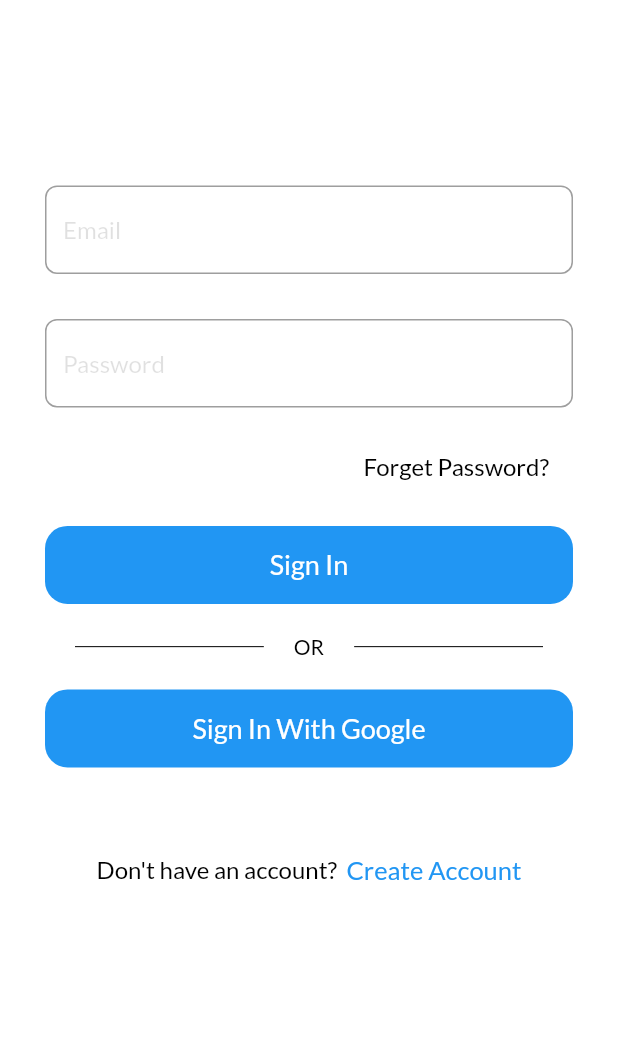
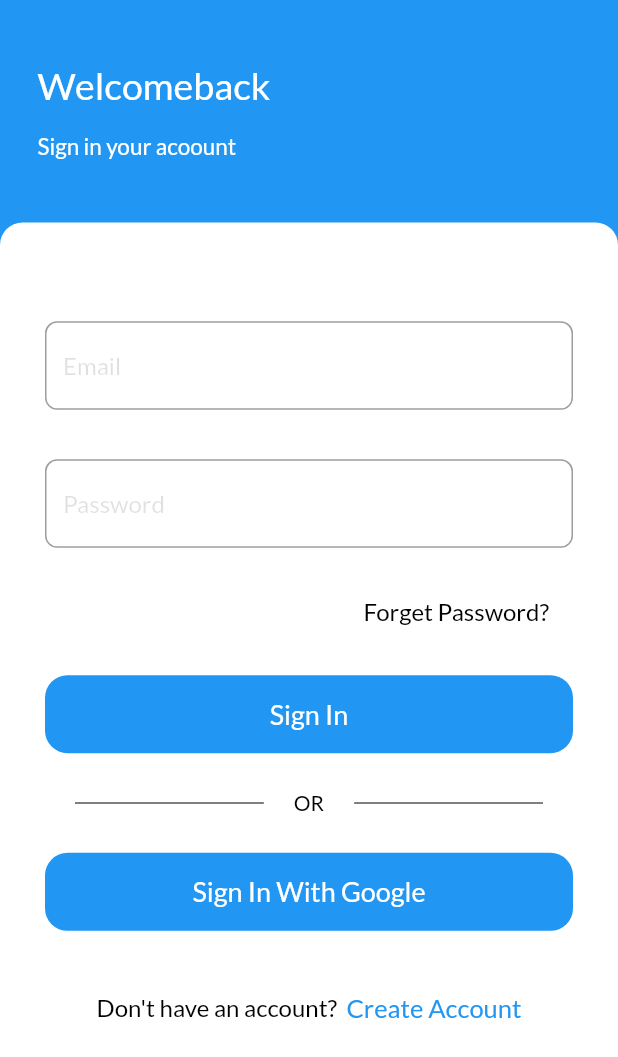
Before and after one commit to AtomicRahul/chat_app, a Flutter app: the screen it shows after launch, after a tap on "Sign in", on a phone screen of 412 x 824 dp. Shown: the top 1057 px of the screen. Run offline on Flutter 3.47's test engine with Material 2 defaults, Android fonts, the phone set to English and light mode, and no system bars; our stand-ins replace cloud_firestore, firebase_auth, firebase_core, google_fonts, page_transition; accounts and stored records are empty.

Commit message:
ui chnagews

```diff
--- a/lib/main.dart
+++ b/lib/main.dart
@@ -17,7 +17,7 @@ class MyApp extends StatelessWidget {
       debugShowCheckedModeBanner: false,
       theme: ThemeData(
         textTheme: GoogleFonts.latoTextTheme(Theme.of(context).textTheme),
-        scaffoldBackgroundColor: Colors.white,
+        scaffoldBackgroundColor: Colors.blue,
         primarySwatch: Colors.blue,
         textSelectionTheme: TextSelectionThemeData(
           cursorColor: Colors.black,
--- a/lib/views/signin.dart
+++ b/lib/views/signin.dart
@@ -30,28 +30,57 @@ class _SignInState extends State<SignIn> {
     } else {
       return SafeArea(
         child: Scaffold(
-          body: SingleChildScrollView(
-            child: Column(
-              mainAxisAlignment: MainAxisAlignment.center,
-              crossAxisAlignment: CrossAxisAlignment.center,
-              children: [
-                Container(
+          resizeToAvoidBottomInset: false,
+          body: Column(
+            mainAxisAlignment: MainAxisAlignment.center,
+            crossAxisAlignment: CrossAxisAlignment.center,
+            children: [
+              Container(
+                child: Padding(
+                  padding: const EdgeInsets.fromLTRB(25, 5, 5, 5),
+                  child: Column(
+                    mainAxisAlignment: MainAxisAlignment.center,
+                    crossAxisAlignment: CrossAxisAlignment.start,
+                    children: [
+                      Text("Welcomeback ",
+                          style: TextStyle(
+                              color: Colors.white,
+                              fontSize: 25,
+                              fontWeight: FontWeight.w400)),
+                      SizedBox(
+                        height: size.height * 0.02,
+                      ),
+                      Text("Sign in your acoount",
+                          style: TextStyle(color: Colors.white, fontSize: 15)),
+                    ],
+                  ),
+                ),
+                alignment: Alignment.centerLeft,
+                height: size.height * 0.18,
+              ),
+              Expanded(
+                child: Container(
+                  decoration: BoxDecoration(
+                      borderRadius: BorderRadius.only(
+                          topLeft: Radius.circular(15),
+                          topRight: Radius.circular(15)),
+                      color: Colors.white),
                   child: Container(
                     padding: EdgeInsets.symmetric(horizontal: 30),
                     child: Column(
                       children: [
-                        SizedBox(height: size.height * 0.15),
+                        SizedBox(height: size.height * 0.08),
                         TextField(
                             controller: _email,
                             style: simpleTextFieldStyle(),
                             decoration: textFieldInputDecoration("Email")),
-                        SizedBox(height: 30),
+                        SizedBox(height: size.height * 0.04),
                         TextField(
                             controller: _password,
                             style: simpleTextFieldStyle(),
                             decoration: textFieldInputDecoration("Password")),
                         SizedBox(
-                          height: 30,
+                          height: size.height * 0.04,
                         ),
                         Container(
                           alignment: Alignment.centerRight,
@@ -64,7 +93,7 @@ class _SignInState extends State<SignIn> {
                           ),
                         ),
                         SizedBox(
-                          height: 30,
+                          height: size.height * 0.04,
                         ),
                         GestureDetector(
                           onTap: () {
@@ -113,7 +142,7 @@ class _SignInState extends State<SignIn> {
                           ),
                         ),
                         SizedBox(
-                          height: 20,
+                          height: size.height * 0.03,
                         ),
                         Row(
                           children: [
@@ -140,7 +169,7 @@ class _SignInState extends State<SignIn> {
                           ],
                         ),
                         SizedBox(
-                          height: 20,
+                          height: size.height * 0.03,
                         ),
                         Container(
                             alignment: Alignment.center,
@@ -154,10 +183,7 @@ class _SignInState extends State<SignIn> {
                               style:
                                   TextStyle(fontSize: 18, color: Colors.white),
                             )),
-                        SizedBox(
-                          height: 18,
-                        ),
-                        SizedBox(height: 40),
+                        SizedBox(height: size.height * 0.05),
                         Row(
                           mainAxisAlignment: MainAxisAlignment.center,
                           children: [
@@ -187,8 +213,8 @@ class _SignInState extends State<SignIn> {
                     ),
                   ),
                 ),
-              ],
-            ),
+              ),
+            ],
           ),
         ),
       );
--- a/lib/views/signup.dart
+++ b/lib/views/signup.dart
@@ -35,19 +35,47 @@ class _SignUpState extends State<SignUp> {
     } else {
       return SafeArea(
           child: Scaffold(
-              body: Column(
+              resizeToAvoidBottomInset: false,
+              body:
+                  Column(mainAxisAlignment: MainAxisAlignment.start, children: [
+                Container(
+                  child: Padding(
+                    padding: const EdgeInsets.fromLTRB(25, 5, 5, 5),
+                    child: Column(
                       mainAxisAlignment: MainAxisAlignment.center,
-                  crossAxisAlignment: CrossAxisAlignment.center,
+                      crossAxisAlignment: CrossAxisAlignment.start,
                       children: [
-            Container(
-              height: size.height * 0.10,
+                        Text("Welcome to ChatBee",
+                            style: TextStyle(
+                                color: Colors.white,
+                                fontSize: 25,
+                                fontWeight: FontWeight.w400)),
+                        SizedBox(
+                          height: size.height * 0.02,
                         ),
-            Container(
+                        Text("Create new acoount",
+                            style:
+                                TextStyle(color: Colors.white, fontSize: 15)),
+                      ],
+                    ),
+                  ),
+                  alignment: Alignment.centerLeft,
+                  height: size.height * 0.18,
+                ),
+                Expanded(
                   child: Container(
-                height: size.height * 0.70,
+                    decoration: BoxDecoration(
+                        color: Colors.white,
+                        borderRadius: BorderRadius.only(
+                            topLeft: Radius.circular(15),
+                            topRight: Radius.circular(15))),
+                    child: Container(
                       padding: EdgeInsets.symmetric(horizontal: 30),
                       child: Column(
                         children: [
+                          SizedBox(
+                            height: size.height * 0.06,
+                          ),
                           TextField(
                               controller: _name,
                               style: simpleTextFieldStyle(),
@@ -78,7 +106,8 @@ class _SignUpState extends State<SignUp> {
                                           builder: (context) => HomeScreen()));
                                 });
 
-                          createAccount(_name.text, _email.text, _password.text)
+                                createAccount(
+                                        _name.text, _email.text, _password.text)
                                     .then((user) {
                                   if (user != null) {
                                     setState(() {
@@ -102,7 +131,8 @@ class _SignUpState extends State<SignUp> {
                                   color: Colors.blue),
                               child: Text(
                                 "Create Account",
-                          style: TextStyle(fontSize: 18, color: Colors.white),
+                                style: TextStyle(
+                                    fontSize: 18, color: Colors.white),
                               ),
                             ),
                           ),
@@ -113,7 +143,8 @@ class _SignUpState extends State<SignUp> {
                             children: [
                               Expanded(
                                   child: Padding(
-                          padding: const EdgeInsets.only(right: 20, left: 20),
+                                padding:
+                                    const EdgeInsets.only(right: 20, left: 20),
                                 child: Divider(
                                   color: Colors.black,
                                 ),
@@ -124,7 +155,8 @@ class _SignUpState extends State<SignUp> {
                               ),
                               Expanded(
                                   child: Padding(
-                          padding: const EdgeInsets.only(right: 20, left: 20),
+                                padding:
+                                    const EdgeInsets.only(right: 20, left: 20),
                                 child: Divider(
                                   color: Colors.black,
                                 ),
@@ -143,7 +175,8 @@ class _SignUpState extends State<SignUp> {
                                 color: Colors.blue),
                             child: Text(
                               "Sign Up With Google",
-                        style: TextStyle(color: Colors.white, fontSize: 18),
+                              style:
+                                  TextStyle(color: Colors.white, fontSize: 18),
                             ),
                           ),
                           SizedBox(height: size.height * 0.04),
@@ -163,7 +196,8 @@ class _SignUpState extends State<SignUp> {
                                           reverseDuration:
                                               Duration(milliseconds: 200),
                                           child: SignIn(),
-                                    type: PageTransitionType.rightToLeft));
+                                          type:
+                                              PageTransitionType.rightToLeft));
                                 },
                                 child: Text(
                                   "Sign in",
@@ -176,9 +210,7 @@ class _SignUpState extends State<SignUp> {
                       ),
                     ),
                   ),
-            Container(
-              height: size.height * 0.10,
-            )
+                ),
               ])));
     }
   }
```
Lines whose indentation alone changed are shown as unchanged.
